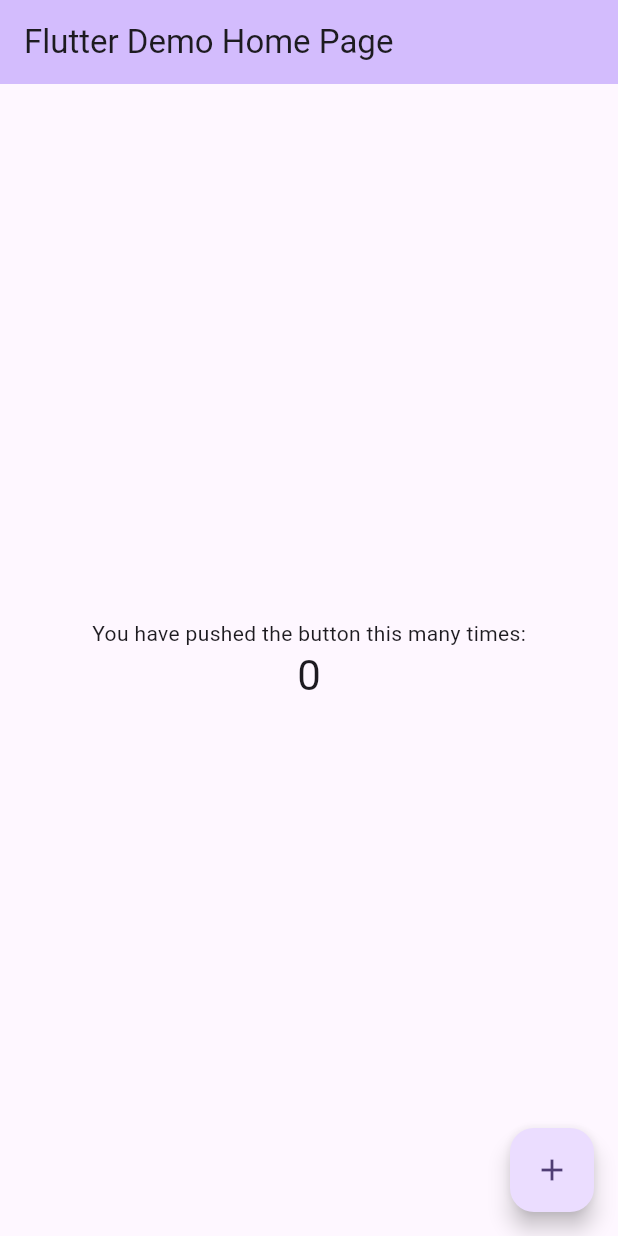
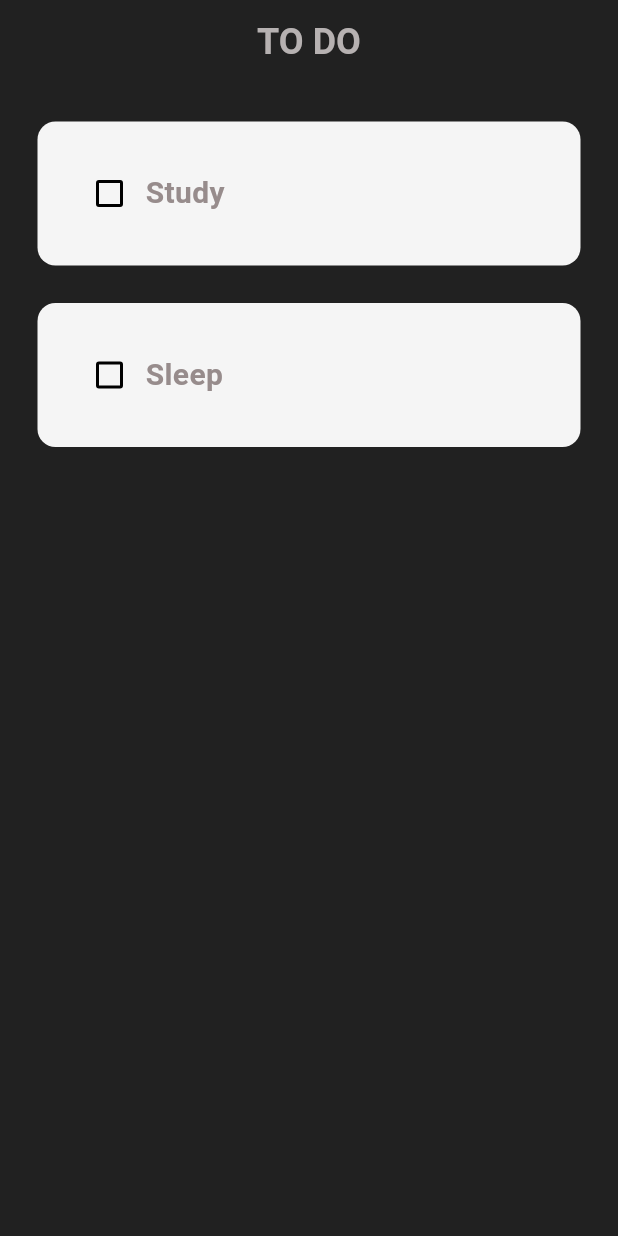
Before and after one commit to muhamad-hammad/flutter_todo_app, a Flutter app: the screen it shows after launch, on a phone screen of 412 x 824 dp. Run offline on Flutter 3.47's test engine with Material 3 defaults, Android fonts, the phone set to English and light mode, and no system bars.

Commit message:
The main skeleton and the main code

```diff
--- a/lib/main.dart
+++ b/lib/main.dart
@@ -1,4 +1,5 @@
 import 'package:flutter/material.dart';
+import 'package:flutter_todo_app/pages/home_page.dart';
 
 void main() {
   runApp(const MyApp());
@@ -7,119 +8,35 @@ void main() {
 class MyApp extends StatelessWidget {
   const MyApp({super.key});
 
-  // This widget is the root of your application.
   @override
   Widget build(BuildContext context) {
     return MaterialApp(
-      title: 'Flutter Demo',
+      debugShowCheckedModeBanner: false,
+      home: const HomePage(),
       theme: ThemeData(
-        // This is the theme of your application.
-        //
-        // TRY THIS: Try running your application with "flutter run". You'll see
-        // the application has a purple toolbar. Then, without quitting the app,
-        // try changing the seedColor in the colorScheme below to Colors.green
-        // and then invoke "hot reload" (save your changes or press the "hot
-        // reload" button in a Flutter-supported IDE, or press "r" if you used
-        // the command line to start the app).
-        //
-        // Notice that the counter didn't reset back to zero; the application
-        // state is not lost during the reload. To reset the state, use hot
-        // restart instead.
-        //
-        // This works for code too, not just values: Most code changes can be
-        // tested with just a hot reload.
-        colorScheme: ColorScheme.fromSeed(seedColor: Colors.deepPurple),
-        useMaterial3: true,
+        primarySwatch: Colors.grey,
+        primaryColor: Colors.grey[900], // Darker shade of grey
+        colorScheme: ColorScheme.fromSwatch()
+            .copyWith(secondary: Colors.grey[700]), // Accent color in grey
+        scaffoldBackgroundColor: Colors.grey[100], // Light background color
+        textTheme: const TextTheme(
+          bodyLarge: TextStyle(color: Color.fromARGB(255, 182, 177, 177)),
+          bodyMedium: TextStyle(color: Color.fromARGB(255, 151, 140, 140)),
+        ),
+        appBarTheme: AppBarTheme(
+          color: Colors.grey[900],
+          centerTitle: true,
+          titleTextStyle: const TextStyle(
+            color: Color.fromARGB(255, 182, 177, 177),
+            fontSize: 24,
+            fontWeight: FontWeight.bold,
+          ),
+        ),
+        buttonTheme: ButtonThemeData(
+          buttonColor: Colors.grey[700],
+          textTheme: ButtonTextTheme.primary,
+        ),
       ),
-      home: const MyHomePage(title: 'Flutter Demo Home Page'),
     );
   }
 }
-
-class MyHomePage extends StatefulWidget {
-  const MyHomePage({super.key, required this.title});
-
-  // This widget is the home page of your application. It is stateful, meaning
-  // that it has a State object (defined below) that contains fields that affect
-  // how it looks.
-
-  // This class is the configuration for the state. It holds the values (in this
-  // case the title) provided by the parent (in this case the App widget) and
-  // used by the build method of the State. Fields in a Widget subclass are
-  // always marked "final".
-
-  final String title;
-
-  @override
-  State<MyHomePage> createState() => _MyHomePageState();
-}
-
-class _MyHomePageState extends State<MyHomePage> {
-  int _counter = 0;
-
-  void _incrementCounter() {
-    setState(() {
-      // This call to setState tells the Flutter framework that something has
-      // changed in this State, which causes it to rerun the build method below
-      // so that the display can reflect the updated values. If we changed
-      // _counter without calling setState(), then the build method would not be
-      // called again, and so nothing would appear to happen.
-      _counter++;
-    });
-  }
-
-  @override
-  Widget build(BuildContext context) {
-    // This method is rerun every time setState is called, for instance as done
-    // by the _incrementCounter method above.
-    //
-    // The Flutter framework has been optimized to make rerunning build methods
-    // fast, so that you can just rebuild anything that needs updating rather
-    // than having to individually change instances of widgets.
-    return Scaffold(
-      appBar: AppBar(
-        // TRY THIS: Try changing the color here to a specific color (to
-        // Colors.amber, perhaps?) and trigger a hot reload to see the AppBar
-        // change color while the other colors stay the same.
-        backgroundColor: Theme.of(context).colorScheme.inversePrimary,
-        // Here we take the value from the MyHomePage object that was created by
-        // the App.build method, and use it to set our appbar title.
-        title: Text(widget.title),
-      ),
-      body: Center(
-        // Center is a layout widget. It takes a single child and positions it
-        // in the middle of the parent.
-        child: Column(
-          // Column is also a layout widget. It takes a list of children and
-          // arranges them vertically. By default, it sizes itself to fit its
-          // children horizontally, and tries to be as tall as its parent.
-          //
-          // Column has various properties to control how it sizes itself and
-          // how it positions its children. Here we use mainAxisAlignment to
-          // center the children vertically; the main axis here is the vertical
-          // axis because Columns are vertical (the cross axis would be
-          // horizontal).
-          //
-          // TRY THIS: Invoke "debug painting" (choose the "Toggle Debug Paint"
-          // action in the IDE, or press "p" in the console), to see the
-          // wireframe for each widget.
-          mainAxisAlignment: MainAxisAlignment.center,
-          children: <Widget>[
-            const Text(
-              'You have pushed the button this many times:',
-            ),
-            Text(
-              '$_counter',
-              style: Theme.of(context).textTheme.headlineMedium,
-            ),
-          ],
-        ),
-      ),
-      floatingActionButton: FloatingActionButton(
-        onPressed: _incrementCounter,
-        tooltip: 'Increment',
-        child: const Icon(Icons.add),
-      ), // This trailing comma makes auto-formatting nicer for build methods.
-    );
-  }
-}
--- /dev/null
+++ b/lib/pages/home_page.dart
@@ -0,0 +1,45 @@
+import 'package:flutter/material.dart';
+import 'package:flutter_todo_app/utili/todo_tile.dart';
+
+class HomePage extends StatefulWidget {
+  const HomePage({super.key});
+
+  @override
+  State<HomePage> createState() => _HomePageState();
+}
+
+class _HomePageState extends State<HomePage> {
+  // list of todo tasks:
+  List<List<dynamic>> toDoList = [
+    ["Study", false],
+    ["Sleep", false],
+  ];
+  //checkbox was tapped
+  void checkBoxChanged(bool? value, int index){
+    setState((){
+      toDoList[index][1] = !toDoList[index][1];
+    }
+    );
+  }
+
+  @override
+  Widget build(BuildContext context) {
+    return Scaffold(
+      backgroundColor: Colors.grey[900],
+      appBar: AppBar(
+        title: const Text('TO DO'),
+        elevation: 0,
+      ),
+      body: ListView.builder(
+        itemCount: toDoList.length,
+        itemBuilder: (context, index){
+          return ToDotile(
+            taskName: toDoList[index][0],
+            taskCompleted: toDoList[index][1],
+            onChanged: (value) => checkBoxChanged(value, index),
+          );
+        },
+      ),
+    );
+  }
+}
--- /dev/null
+++ b/lib/utili/todo_tile.dart
@@ -0,0 +1,40 @@
+import 'package:flutter/material.dart';
+
+class ToDotile extends StatelessWidget {
+  final String taskName;
+  final bool taskCompleted;
+  final Function(bool?)? onChanged;
+
+  const ToDotile({
+    super.key,
+    required this.taskName,
+    required this.taskCompleted,
+    required this.onChanged,
+  });
+
+  @override
+  Widget build(BuildContext context) {
+    return Padding(
+      padding: const EdgeInsets.only(left: 25.0, right: 25.0, top: 25.0),
+      child: Container(
+          padding: EdgeInsets.all(24),
+          decoration: BoxDecoration(
+            color: Colors.grey[100],
+            borderRadius: BorderRadius.circular(12),
+          ),
+          child: Row(
+            children: [
+              //checkboxx
+              Checkbox(value: taskCompleted, onChanged: onChanged),
+
+              //text
+              Text(
+                taskName,
+                style:
+                    const TextStyle(fontSize: 20, fontWeight: FontWeight.bold),
+              )
+            ],
+          )),
+    );
+  }
+}
```
